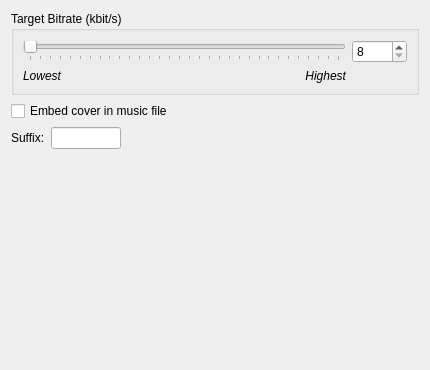
Old version of the form widgets/opusencwidgetUI.ui in the repository janbar/CDDA-Ripper.
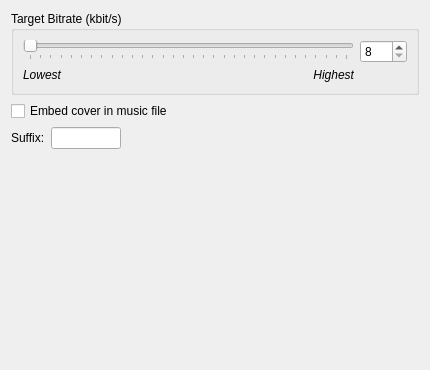
New version of the form.

Commit message: add missed layouts

What changed in the file:
```diff
--- a/widgets/opusencwidgetUI.ui
+++ b/widgets/opusencwidgetUI.ui
@@ -17,6 +17,13 @@
    </size>
   </property>
   <layout class="QGridLayout" name="gridLayout_2">
+   <item row="2" column="0">
+    <widget class="QCheckBox" name="checkBox_embedcover">
+     <property name="text">
+      <string>Embed cover in music file</string>
+     </property>
+    </widget>
+   </item>
    <item row="0" column="0">
     <widget class="QGroupBox" name="groupBox">
      <property name="font">
@@ -28,7 +35,11 @@
       <string>Target Bitrate (kbit/s)</string>
      </property>
      <layout class="QGridLayout" name="gridLayout">
-      <item row="0" column="0" colspan="3">
+      <item row="2" column="0">
+       <layout class="QHBoxLayout" name="horizontalLayout_2">
+        <item>
+         <layout class="QVBoxLayout" name="verticalLayout_2">
+          <item>
        <widget class="QSlider" name="horizontalSlider_bitrate">
         <property name="minimum">
          <number>8</number>
@@ -46,41 +57,19 @@
          <number>8</number>
         </property>
         <property name="orientation">
-         <enum>Qt::Orientation::Horizontal</enum>
+             <enum>Qt::Horizontal</enum>
         </property>
         <property name="tickPosition">
-         <enum>QSlider::TickPosition::TicksBelow</enum>
+             <enum>QSlider::TicksBelow</enum>
         </property>
         <property name="tickInterval">
          <number>8</number>
         </property>
        </widget>
       </item>
-      <item row="0" column="3">
-       <widget class="QSpinBox" name="kintspinbox_bitrate">
-        <property name="maximumSize">
-         <size>
-          <width>55</width>
-          <height>16777215</height>
-         </size>
-        </property>
-        <property name="font">
-         <font>
-          <bold>false</bold>
-         </font>
-        </property>
-        <property name="minimum">
-         <number>8</number>
-        </property>
-        <property name="maximum">
-         <number>256</number>
-        </property>
-        <property name="singleStep">
-         <number>1</number>
-        </property>
-       </widget>
-      </item>
-      <item row="1" column="0">
+          <item>
+           <layout class="QHBoxLayout" name="horizontalLayout_3">
+            <item>
        <widget class="QLabel" name="label_lowest">
         <property name="font">
          <font>
@@ -93,7 +82,7 @@
         </property>
        </widget>
       </item>
-      <item row="1" column="1" colspan="2">
+            <item>
        <widget class="QLabel" name="label_highest">
         <property name="font">
          <font>
@@ -105,14 +94,68 @@
          <string>Highest</string>
         </property>
         <property name="alignment">
-         <set>Qt::AlignmentFlag::AlignRight|Qt::AlignmentFlag::AlignTrailing|Qt::AlignmentFlag::AlignVCenter</set>
+               <set>Qt::AlignRight|Qt::AlignTrailing|Qt::AlignVCenter</set>
         </property>
        </widget>
       </item>
      </layout>
-    </widget>
-   </item>
-   <item row="2" column="0">
+          </item>
+         </layout>
+        </item>
+        <item>
+         <layout class="QVBoxLayout" name="verticalLayout">
+          <item>
+           <widget class="QSpinBox" name="kintspinbox_bitrate">
+            <property name="maximumSize">
+             <size>
+              <width>60</width>
+              <height>16777215</height>
+             </size>
+            </property>
+            <property name="font">
+             <font>
+              <bold>false</bold>
+             </font>
+            </property>
+            <property name="minimum">
+             <number>8</number>
+            </property>
+            <property name="maximum">
+             <number>256</number>
+            </property>
+            <property name="singleStep">
+             <number>1</number>
+            </property>
+           </widget>
+          </item>
+          <item>
+           <widget class="QLabel" name="label">
+            <property name="text">
+             <string notr="true"> </string>
+            </property>
+           </widget>
+          </item>
+         </layout>
+        </item>
+       </layout>
+      </item>
+     </layout>
+    </widget>
+   </item>
+   <item row="4" column="0">
+    <spacer name="verticalSpacer">
+     <property name="orientation">
+      <enum>Qt::Vertical</enum>
+     </property>
+     <property name="sizeHint" stdset="0">
+      <size>
+       <width>20</width>
+       <height>23</height>
+      </size>
+     </property>
+    </spacer>
+   </item>
+   <item row="3" column="0">
     <layout class="QHBoxLayout" name="horizontalLayout">
      <item>
       <widget class="QLabel" name="label_suffix">
@@ -146,7 +189,7 @@
      <item>
       <spacer name="horizontalSpacer">
        <property name="orientation">
-        <enum>Qt::Orientation::Horizontal</enum>
+        <enum>Qt::Horizontal</enum>
        </property>
        <property name="sizeHint" stdset="0">
         <size>
@@ -158,26 +201,6 @@
      </item>
     </layout>
    </item>
-   <item row="3" column="0">
-    <spacer name="verticalSpacer">
-     <property name="orientation">
-      <enum>Qt::Orientation::Vertical</enum>
-     </property>
-     <property name="sizeHint" stdset="0">
-      <size>
-       <width>20</width>
-       <height>23</height>
-      </size>
-     </property>
-    </spacer>
-   </item>
-   <item row="1" column="0">
-    <widget class="QCheckBox" name="checkBox_embedcover">
-     <property name="text">
-      <string>Embed cover in music file</string>
-     </property>
-    </widget>
-   </item>
   </layout>
  </widget>
  <resources/>
```
Lines whose indentation alone changed are shown as unchanged. The commit also changes 5 other files.
